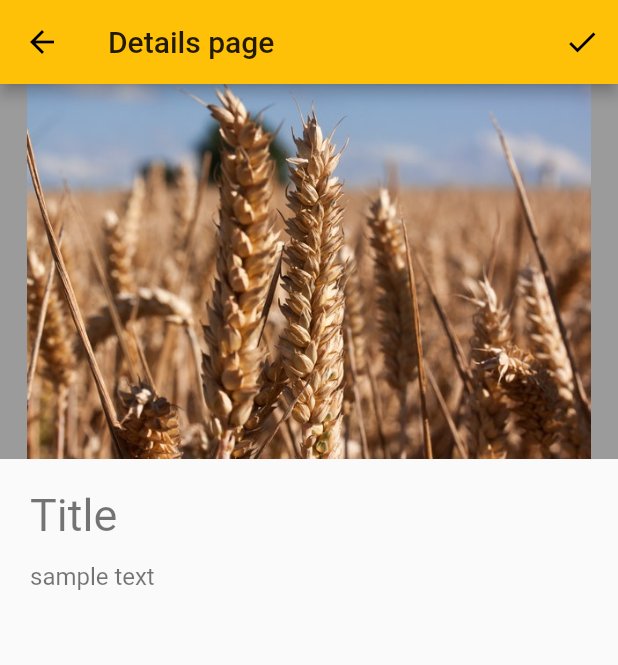
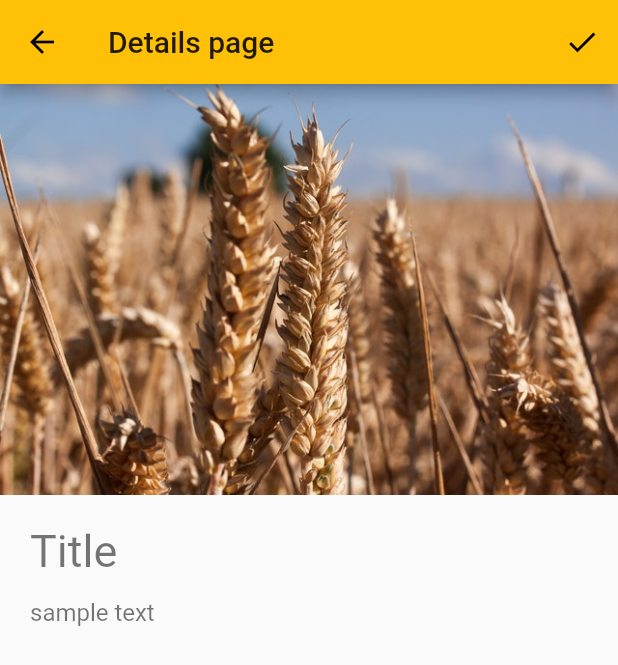
Before and after one commit to leventarican/cookbook-flutter, a Flutter app: the _DetailsPage screen opened directly, on a phone screen of 412 x 824 dp. Shown: the top 665 px of the screen. Run offline on Flutter 3.47's test engine with Material 2 defaults, Android fonts, the light colour scheme and no system bars.

Commit message:
few more lines in animation package example

```diff
--- a/refresh/lib/animation/animation_package_example.dart
+++ b/refresh/lib/animation/animation_package_example.dart
@@ -28,6 +28,7 @@ class AnimationPackageExample extends StatelessWidget {
           body: ListView(padding: const EdgeInsets.all(8.0), children: <Widget>[
             _OpenContainerWrapper(
               transitionType: ContainerTransitionType.fade,
+              // closedBuilder: when widget is closed, show ExampleCard
               closedBuilder: (BuildContext _, VoidCallback openContainer) {
                 print('closed builder');
                 return _ExampleCard(openContainer: openContainer);
@@ -55,12 +56,13 @@ class _OpenContainerWrapper extends StatelessWidget {
   Widget build(BuildContext context) {
     return OpenContainer<bool>(
       transitionType: transitionType,
+      // openBuilder: when widget is opened, show DetailPage
       openBuilder: (BuildContext context, VoidCallback _) {
         print('--');
         return _DetailsPage();
       },
       onClosed: onClosed,
-      tappable: false,
+      tappable: true,
       closedBuilder: closedBuilder,
     );
   }
@@ -132,7 +134,6 @@ class _ExampleCard extends StatelessWidget {
 }
 
 class _DetailsPage extends StatelessWidget {
-
   final result = true;
 
   @override
@@ -150,13 +151,9 @@ class _DetailsPage extends StatelessWidget {
       ),
       body: ListView(
         children: <Widget>[
-          Container(
-            color: Colors.black38,
-            height: 250,
-            child: Expanded(
+          Expanded(
             child: Image.asset(
               'assets/images/bread0.jpg',
-              ),
             ),
           ),
           Padding(
```
Lines whose indentation alone changed are shown as unchanged.
